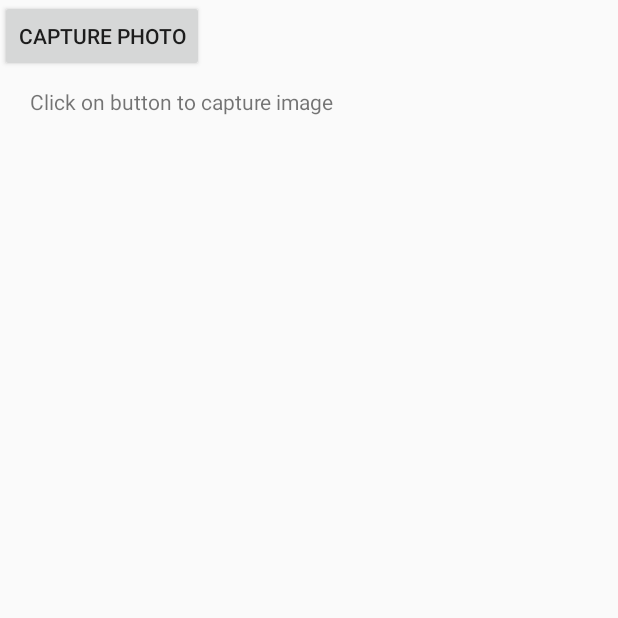
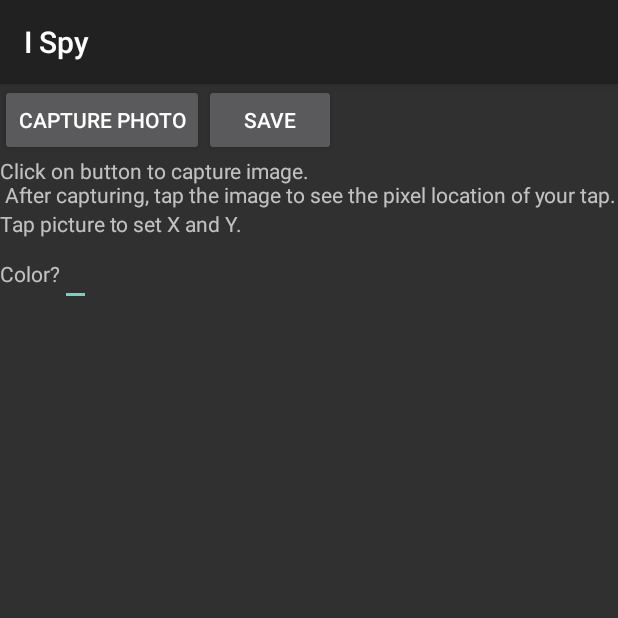
Before and after one commit to JohnReagan/i-spy-android, an Android app: the CameraPhotoCapture screen opened directly, with no data from a screen before it, on a phone screen of 412 x 824 dp, the top half of it. Run offline under Robolectric (Android 15) with nearby library versions, the phone set to English and light mode, and no system bars.

Commit message:
Database
Adds tap detection and color input to CameraCapture activity. Allows user
to save image path, color, x, y, lat, and lng to database. Adds list view
for displaying database items. Switches theme to Material for support versions.

```diff
--- /dev/null
+++ b/app/src/main/java/edu/virginia/cs/cs4720/ispy/DBHelper.java
@@ -0,0 +1,102 @@
+package edu.virginia.cs.cs4720.ispy;
+
+import android.content.ContentValues;
+import android.content.Context;
+import android.database.Cursor;
+import android.database.sqlite.SQLiteDatabase;
+import android.database.sqlite.SQLiteOpenHelper;
+
+import java.util.ArrayList;
+
+import edu.virginia.cs.cs4720.ispy.SpyPicture;
+
+/**
+ * Created by john on 9/29/15.
+ */
+public class DBHelper extends SQLiteOpenHelper {
+    public static final String DATABASE_NAME = "ISpy.db";
+    public static final String PICTURES_TABLE_NAME = "pictures";
+    public static final String PICTURES_COLUMN_ID = "_id";
+    public static final String PICTURES_COLUMN_PATH = "path";
+    public static final String PICTURES_COLUMN_X = "x";
+    public static final String PICTURES_COLUMN_Y = "y";
+    public static final String PICTURES_COLUMN_LATITUDE = "latitude";
+    public static final String PICTURES_COLUMN_LONGITUDE = "longitude";
+    public static final String PICTURES_COLUMN_COLOR = "color";
+
+    private static final String DATABASE_CREATE =
+        "create table if not exists " + PICTURES_TABLE_NAME + " (" +
+        PICTURES_COLUMN_ID + " integer primary key autoincrement," +
+        PICTURES_COLUMN_PATH + " text," +
+        PICTURES_COLUMN_X + " float," +
+        PICTURES_COLUMN_Y + " float," +
+        PICTURES_COLUMN_LATITUDE + " double," +
+        PICTURES_COLUMN_LONGITUDE + " double," +
+        PICTURES_COLUMN_COLOR + " text)";
+
+    public DBHelper(Context context) {
+        super(context, DATABASE_NAME, null, 1);
+    }
+
+    @Override
+    public void onCreate(SQLiteDatabase db) {
+        db.execSQL(DATABASE_CREATE);
+
+    }
+
+    @Override
+    public void onUpgrade(SQLiteDatabase db, int oldVersion, int newVersion) {
+        db.execSQL("DROP TABLE IF EXITS pictures");
+        onCreate(db);
+    }
+
+    public boolean insertPicture (String path, float x, float y, double lat, double lng, String color) {
+        SQLiteDatabase db = this.getWritableDatabase();
+        ContentValues contentValues = new ContentValues();
+        contentValues.put("path", path);
+        contentValues.put("x", x);
+        contentValues.put("y", y);
+        contentValues.put("latitude", lat);
+        contentValues.put("longitude", lng);
+        contentValues.put("color", color);
+        db.insert("pictures", null, contentValues);
+        return true;
+    }
+
+    public Cursor getPicture(int id) {
+        SQLiteDatabase db = this.getReadableDatabase();
+        Cursor res = db.rawQuery("select * from pictures where id="+id+"", null);
+        return res;
+    }
+
+    public Cursor getPictureByPath(String path) {
+        SQLiteDatabase db = this.getReadableDatabase();
+        Cursor res = db.rawQuery("select * from pictures where path=\'" + path + "\'", null);
+        return res;
+    }
+
+    public Cursor getPictures () {
+//    public ArrayList<SpyPicture> getPictures () {
+        //ArrayList<SpyPicture> pictureList = new ArrayList<SpyPicture>();
+
+        SQLiteDatabase db = this.getReadableDatabase();
+        Cursor res = db.rawQuery("select * from pictures", null);
+
+        if (res != null) {
+            res.moveToFirst();
+        }
+//        while (!res.isAfterLast()) {
+//            SpyPicture pic = new SpyPicture(res.getInt(res.getColumnIndex(DBHelper.PICTURES_COLUMN_ID)),
+//                    res.getString(res.getColumnIndex(DBHelper.PICTURES_COLUMN_PATH)),
+//                    res.getString(res.getColumnIndex(DBHelper.PICTURES_COLUMN_COLOR)),
+//                    res.getFloat(res.getColumnIndex(DBHelper.PICTURES_COLUMN_X)),
+//                    res.getFloat(res.getColumnIndex(DBHelper.PICTURES_COLUMN_Y)),
+//                    res.getDouble(res.getColumnIndex(DBHelper.PICTURES_COLUMN_LATITUDE)),
+//                    res.getDouble(res.getColumnIndex(DBHelper.PICTURES_COLUMN_LONGITUDE)));
+//
+//            pictureList.add(pic);
+//        }
+
+        return res;
+    }
+}
--- a/app/src/main/java/edu/virginia/cs/cs4720/ispy/MainActivity.java
+++ b/app/src/main/java/edu/virginia/cs/cs4720/ispy/MainActivity.java
@@ -2,10 +2,10 @@ package edu.virginia.cs.cs4720.ispy;
 
 
 
+import android.app.Activity;
 import android.content.Intent;
 import android.net.Uri;
 import android.os.Bundle;
-import android.support.v7.app.AppCompatActivity;
 import android.view.Menu;
 import android.view.MenuItem;
 import android.view.View;
@@ -17,7 +17,7 @@ import android.widget.Toast;
 
 import java.util.List;
 
-public class MainActivity extends AppCompatActivity {
+public class MainActivity extends Activity {
     Button b1, b2;
     Button camButt;
     Button galButt;
@@ -84,7 +84,7 @@ public class MainActivity extends AppCompatActivity {
         galButt.setOnClickListener(new View.OnClickListener() {
             @Override
             public void onClick(View arg0) {
-                Intent i = new Intent(MainActivity.this, AndroidCustomGallery.class);
+                Intent i = new Intent(MainActivity.this, PictureList.class);
                 startActivity(i);
             }
         });
--- a/app/src/main/res/layout/activity_camera_photo_capture.xml
+++ b/app/src/main/res/layout/activity_camera_photo_capture.xml
@@ -2,40 +2,99 @@
     xmlns:tools="http://schemas.android.com/tools"
     android:layout_width="fill_parent"
     android:layout_height="fill_parent"
-    tools:context=".CameraPhotoCapture" >
+    tools:context=".CameraPhotoCapture">
+
+    <LinearLayout
+        android:layout_width="wrap_content"
+        android:layout_height="wrap_content"
+        android:orientation="horizontal"
+        android:id="@+id/buttons">
 
         <Button android:text="Capture Photo"
             android:id="@+id/photo"
             android:layout_width="wrap_content"
-        android:layout_height="wrap_content" />
+            android:layout_height="wrap_content"/>
 
+        <Button
+            android:layout_width="wrap_content"
+            android:layout_height="wrap_content"
+            android:text="Save"
+            android:id="@+id/saveBtn"/>
+
+    </LinearLayout>
+
+    <LinearLayout
+        android:layout_width="wrap_content"
+        android:layout_height="wrap_content"
+        android:orientation="vertical"
+        android:layout_below="@+id/buttons"
+        android:id="@+id/details">
         <TextView
             android:id="@+id/message"
-        android:layout_below="@+id/photo"
-        android:text="Click on button to capture image"
+            android:text="Click on button to capture image. \n After capturing, tap the image to see the pixel location of your tap."
             android:textSize="14dp"
             android:layout_width="wrap_content"
             android:layout_height="wrap_content"
-        android:layout_marginTop="10dp"
-        android:layout_marginLeft="20dp"
             />
+        <LinearLayout
+            android:layout_width="wrap_content"
+            android:layout_height="wrap_content"
+            android:orientation="horizontal">
 
             <TextView
                 android:id="@+id/imageDetails"
-        android:layout_below="@+id/message"
+                android:layout_width="wrap_content"
+                android:layout_height="wrap_content"/>
+            <LinearLayout
                 android:layout_width="wrap_content"
                 android:layout_height="wrap_content"
-        android:layout_marginTop="5dp"
-        android:layout_marginLeft="20dp"
+                android:orientation="vertical">
+
+                <TextView
+                    android:id="@+id/coordsText"
+                    android:text="Tap picture to set X and Y."
+                    android:layout_width="wrap_content"
+                    android:layout_height="wrap_content" />
+
+                <LinearLayout
+                    android:layout_width="wrap_content"
+                    android:layout_height="wrap_content"
+                    android:orientation="horizontal">
+
+                    <TextView
+                        android:layout_width="wrap_content"
+                        android:layout_height="wrap_content"
+                        android:text="Color?"
+                        android:id="@+id/textView3" />
+
+                    <EditText
+                        android:id="@+id/color"
+                        android:layout_width="wrap_content"
+                        android:layout_height="wrap_content"
                         />
+                </LinearLayout>
+
+
+
+
+            </LinearLayout>
+
+        </LinearLayout>
+    </LinearLayout>
+
+
+
+
+
 
     <ImageView
         android:id="@+id/showImg"
+        android:layout_below="@+id/details"
         android:layout_width="wrap_content"
         android:layout_height="wrap_content"
         android:layout_centerHorizontal="true"
-        android:layout_centerVertical="true"
-        android:layout_below="@+id/imageDetails"
-        />
+        android:adjustViewBounds="true"
+        android:scaleType="fitXY"
+        android:layout_marginTop="20dp"/>
 
 </RelativeLayout>
--- a/app/src/main/res/layout/activity_main.xml
+++ b/app/src/main/res/layout/activity_main.xml
@@ -92,6 +92,12 @@
         android:id="@+id/button1"
 
         />
+
+    <!--<Button-->
+        <!--android:layout_width="wrap_content"-->
+        <!--android:layout_height="wrap_content" -->
+        <!--android:layout_centerHorizontal="true"-->
+        <!--android:text/>-->
     <LinearLayout
         android:layout_width="match_parent"
         android:layout_height="match_parent">
--- /dev/null
+++ b/app/src/main/res/values-v21/styles.xml
@@ -0,0 +1,6 @@
+<?xml version="1.0" encoding="utf-8"?>
+<resources>
+    <style name="AppTheme" parent="android:Theme.Material">
+        <!-- Customize your theme here. -->
+    </style>
+</resources>
--- a/app/src/main/res/values/strings.xml
+++ b/app/src/main/res/values/strings.xml
@@ -4,4 +4,5 @@
     <string name="hello_world">Hello world!</string>
     <string name="action_settings">Settings</string>
     <string name="title_activity_android_custom_gallery">AndroidCustomGallery</string>
+    <string name="title_activity_picture_list">Picture List</string>
 </resources>
--- a/app/src/main/res/values/styles.xml
+++ b/app/src/main/res/values/styles.xml
@@ -1,7 +1,7 @@
 <resources>
 
     <!-- Base application theme. -->
-    <style name="AppTheme" parent="Theme.AppCompat.Light.DarkActionBar">
+    <style name="AppTheme" parent="android:Theme.Holo">
         <!-- Customize your theme here. -->
     </style>
 
```
Also changed, not shown: app/src/main/AndroidManifest.xml (+8 -20 lines), app/src/main/java/edu/virginia/cs/cs4720/ispy/CameraPhotoCapture.java (+107 -11 lines), app/src/main/java/edu/virginia/cs/cs4720/ispy/PictureList.java (added, +79 -0 lines), app/src/main/java/edu/virginia/cs/cs4720/ispy/SpyPicture.java (added, +80 -0 lines), app/src/main/res/layout/activity_list.xml (added, +19 -0 lines), app/src/main/res/layout/picture_card.xml (added, +92 -0 lines), app/src/main/res/drawable/abc.png (deleted). Lines whose indentation alone changed are shown as unchanged.
